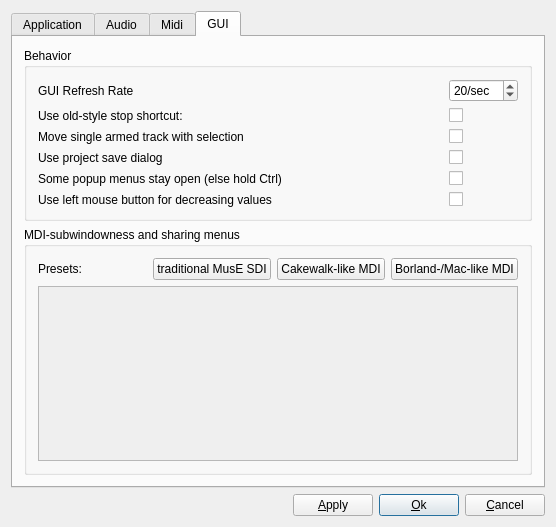
emrum/muse, file muse2/muse/widgets/gensetbase.ui: the form before one commit.
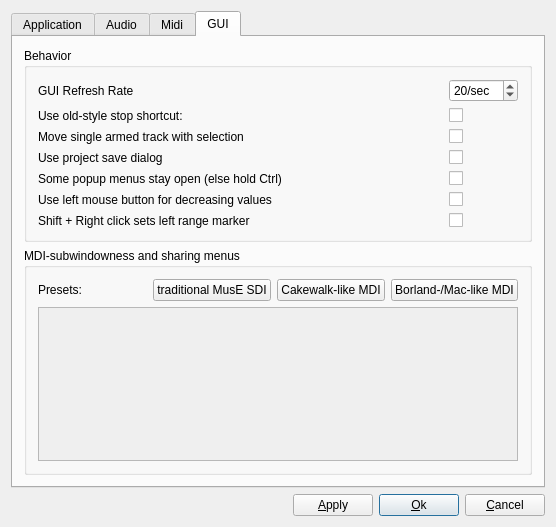
The form after the commit. The open tabs and pages were chosen to show the change.

Commit message: removed the last obstacle for non-middle-button-users: added config option "set left range marker with ctrl+rightclick"

```diff
--- a/muse2/muse/widgets/gensetbase.ui
+++ b/muse2/muse/widgets/gensetbase.ui
@@ -1386,6 +1386,26 @@
             </property>
            </widget>
           </item>
+          <item row="6" column="1">
+           <widget class="QCheckBox" name="rangeMarkerWithoutMMBCheckBox">
+            <property name="sizePolicy">
+             <sizepolicy hsizetype="Fixed" vsizetype="Fixed">
+              <horstretch>0</horstretch>
+              <verstretch>0</verstretch>
+             </sizepolicy>
+            </property>
+            <property name="text">
+             <string/>
+            </property>
+           </widget>
+          </item>
+          <item row="6" column="0">
+           <widget class="QLabel" name="label_3">
+            <property name="text">
+             <string>Shift + Right click sets left range marker</string>
+            </property>
+           </widget>
+          </item>
          </layout>
         </widget>
        </item>
@@ -1441,7 +1461,7 @@
                <x>0</x>
                <y>0</y>
                <width>482</width>
-               <height>166</height>
+               <height>143</height>
               </rect>
              </property>
              <layout class="QHBoxLayout" name="horizontalLayout_3">
```
The commit also changes 13 other files.
